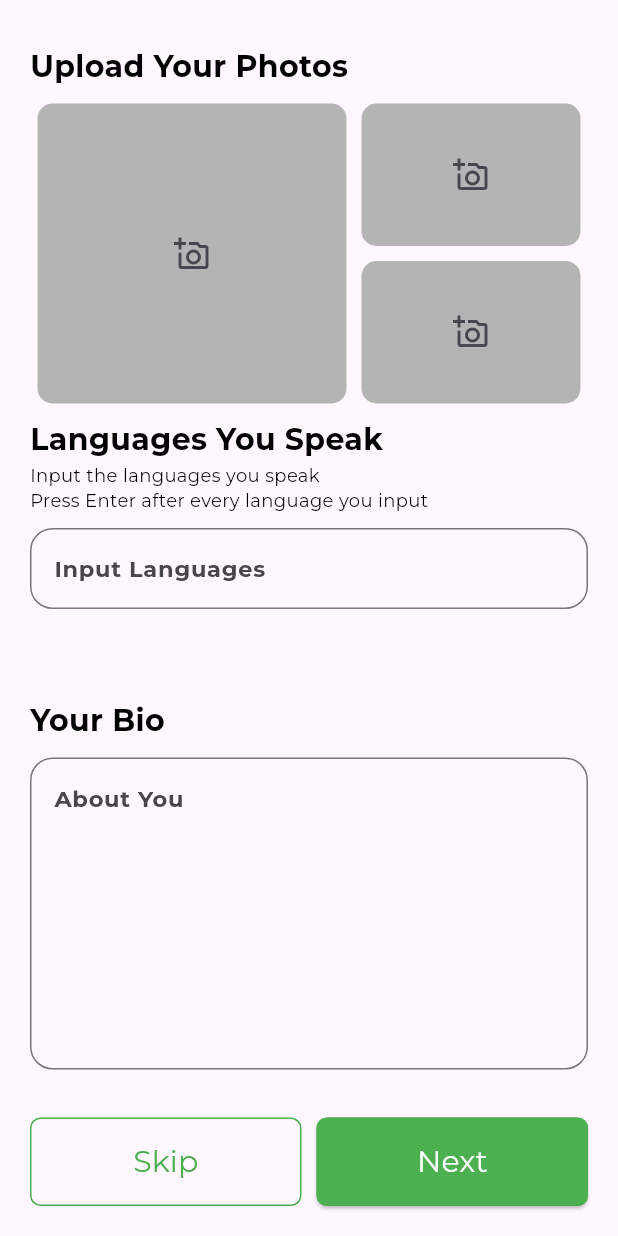
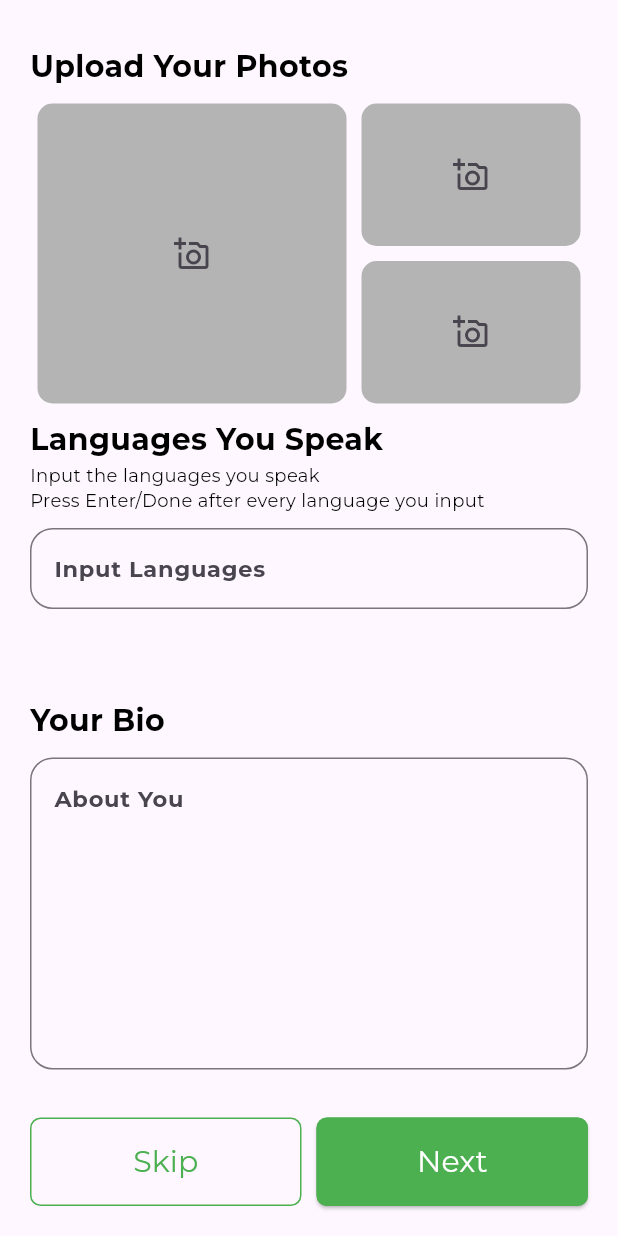
Before and after one commit to maagyei04/accompani, a Flutter app: the PersonalInfoScreen screen opened directly, on a phone screen of 412 x 824 dp. Run offline on Flutter 3.47's test engine with Material 3 defaults, Android fonts, the phone set to English and light mode, and no system bars; our stand-ins replace cloud_firestore, firebase_auth, firebase_core, firebase_storage, flutter_otp_text_field, get and 4 more; missing offline and left inert: flutter_stepindicator, intl_phone_number_field; accounts and stored records are empty.

```diff
--- a/lib/src/features/auth/screens/profile_process/personal_info/personal_info.dart
+++ b/lib/src/features/auth/screens/profile_process/personal_info/personal_info.dart
@@ -44,7 +44,7 @@ class PersonalInfoScreen extends StatelessWidget {
 
               const Text('Languages You Speak',style: TextStyle(fontWeight: FontWeight.bold),),
               const Text('Input the languages you speak',style: TextStyle(fontSize: 12),),
-              const Text('Press Enter after every language you input',style: TextStyle(fontSize: 12),),
+              const Text('Press Enter/Done after every language you input',style: TextStyle(fontSize: 12),),
 
               const SizedBox(height: 10,),
 
--- a/lib/src/features/core/screens/Booking_Process/get_started.dart
+++ b/lib/src/features/core/screens/Booking_Process/get_started.dart
@@ -88,7 +88,7 @@ class GetTripStarted extends StatelessWidget {
         child: SizedBox(
           width: double.infinity,
           child: ElevatedButton(onPressed: () {
-            Get.to(() => const SurveyScreen());
+            Get.to(() => const TripDetailsScreen());
           }, child: const Text('Get Started')),
         ),
       ),
```
